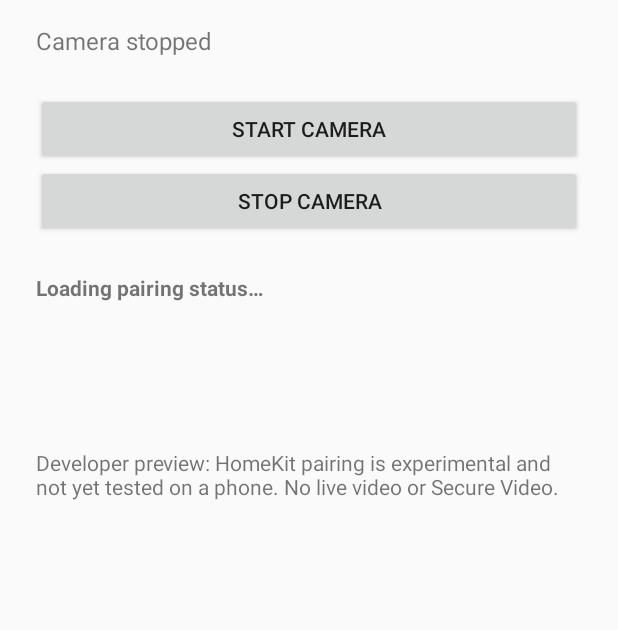
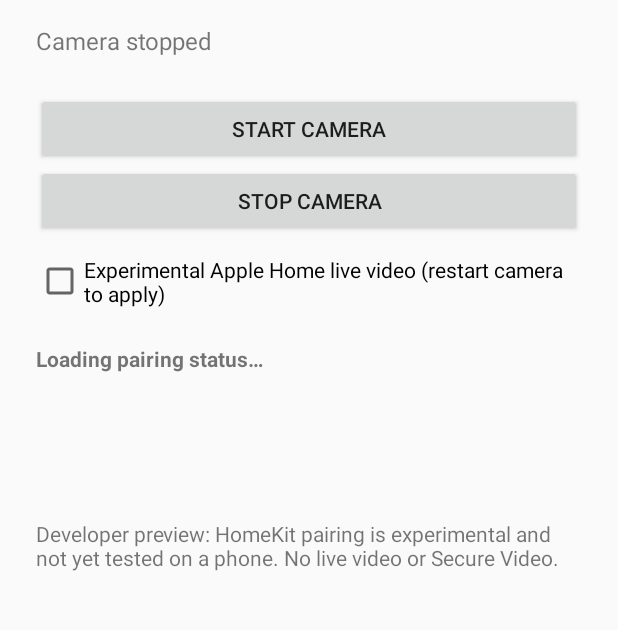
Before and after one commit to kaitwalla/campodroid, an Android app: the layout activity_main.xml on its own in the app's theme, with its tools: preview values and no code run, on a phone screen of 412 x 824 dp, the part 89-719 px from its top. Run offline under Robolectric (Android 15) with nearby library versions, the phone set to English and light mode, and no system bars.

Commit message:
Wire experimental camera HomeKit stream to encoder and SRTP UDP

```diff
--- a/app/src/main/res/layout/activity_main.xml
+++ b/app/src/main/res/layout/activity_main.xml
@@ -10,6 +10,9 @@
         android:layout_marginTop="24dp" android:text="Start camera" />
     <Button android:id="@+id/stop" android:layout_width="match_parent" android:layout_height="wrap_content"
         android:text="Stop camera" />
+    <CheckBox android:id="@+id/experimental_camera" android:layout_width="match_parent"
+        android:layout_height="wrap_content" android:layout_marginTop="12dp"
+        android:text="Experimental Apple Home live video (restart camera to apply)" />
     <TextView android:id="@+id/pairing_status" android:layout_width="match_parent" android:layout_height="wrap_content"
         android:layout_marginTop="24dp" android:text="Loading pairing status…" android:textStyle="bold" />
     <TextView android:id="@+id/pairing_code" android:layout_width="match_parent" android:layout_height="wrap_content"
```
